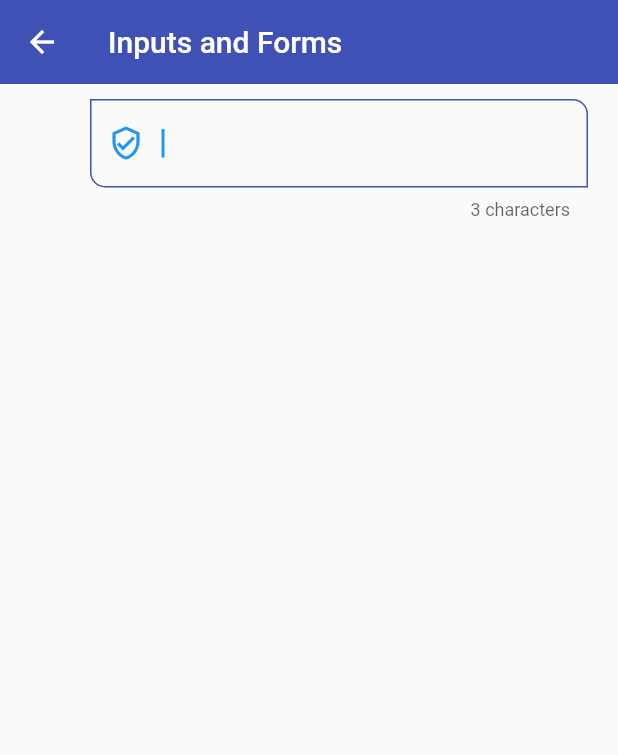
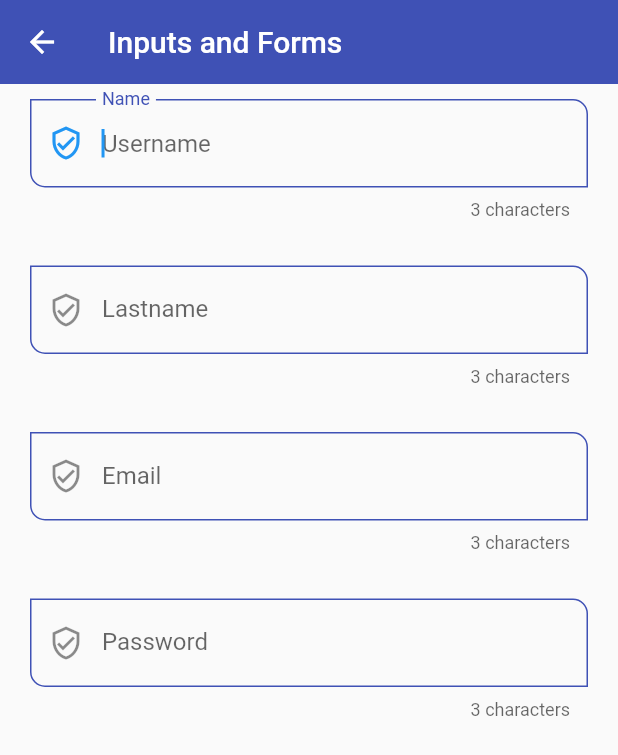
Before and after one commit to luisfdomontoya/flr_component, a Flutter app: the InputsScreen screen opened by its route, on a phone screen of 412 x 824 dp. Shown: the top 755 px of the screen. Run offline on Flutter 3.47's test engine with Material 2 defaults, Android fonts, the phone set to English and light mode, and no system bars.

Commit message:
TextFormField -- email and password fields

```diff
--- a/lib/screens/inputs_screen.dart
+++ b/lib/screens/inputs_screen.dart
@@ -17,7 +17,35 @@ class InputsScreen extends StatelessWidget {
             vertical: 10,
           ),
           child: Column(
-            children: const [CustomInputField()],
+            children: const [
+              CustomInputField(
+                labelText: 'Name',
+                hintText: 'Username',
+              ),
+              SizedBox(
+                height: 30,
+              ),
+              CustomInputField(
+                labelText: 'Lastname',
+                hintText: 'Lastname',
+              ),
+              SizedBox(
+                height: 30,
+              ),
+              CustomInputField(
+                labelText: 'Email',
+                hintText: 'correo@correo.co',
+                obscureText: true,
+              ),
+              SizedBox(
+                height: 30,
+              ),
+              CustomInputField(
+                labelText: 'Password',
+                hintText: 'Enter a password',
+                keyboardType: TextInputType.emailAddress,
+              ),
+            ],
           ),
         ),
       ),
--- a/lib/widgets/custom_input_field.dart
+++ b/lib/widgets/custom_input_field.dart
@@ -6,6 +6,8 @@ class CustomInputField extends StatelessWidget {
   final String? helperText;
   final IconData? icon;
   final IconData? suffixIcon;
+  final TextInputType? keyboardType;
+  final bool obscureText;
 
   const CustomInputField({
     Key? key,
@@ -14,6 +16,8 @@ class CustomInputField extends StatelessWidget {
     this.helperText,
     this.icon,
     this.suffixIcon,
+    this.keyboardType,
+    this.obscureText = false,
   }) : super(key: key);
 
   @override
@@ -22,6 +26,11 @@ class CustomInputField extends StatelessWidget {
       autofocus: true,
       initialValue: '',
       textCapitalization: TextCapitalization.words,
+      keyboardType: keyboardType, //establezco qué tipo de input es, por ejemplo
+      //de texto o email. Para inputs de tipo contraseña se usa otra propiedad.
+      obscureText:
+          obscureText, //Se usa para los input tipo contraseña y permite que
+      //los caracteres que ingresemos se vean como puntos.
       // value contiene el valor del input
       onChanged: (value) => print('value: $value'),
       validator: (value) {
@@ -34,9 +43,9 @@ class CustomInputField extends StatelessWidget {
         labelText: labelText,
         helperText: helperText,
         counterText: '3 characters',
-        suffixIcon: Icon(suffixIcon),
+        suffixIcon: suffixIcon == null ? null : Icon(suffixIcon),
         prefixIcon: const Icon(Icons.verified_user_outlined),
-        icon: Icon(icon),
+        icon: icon == null ? null : Icon(icon),
         // border: OutlineInputBorder(
         //   borderRadius: BorderRadius.only(
         //     bottomLeft: Radius.circular(10),
```
